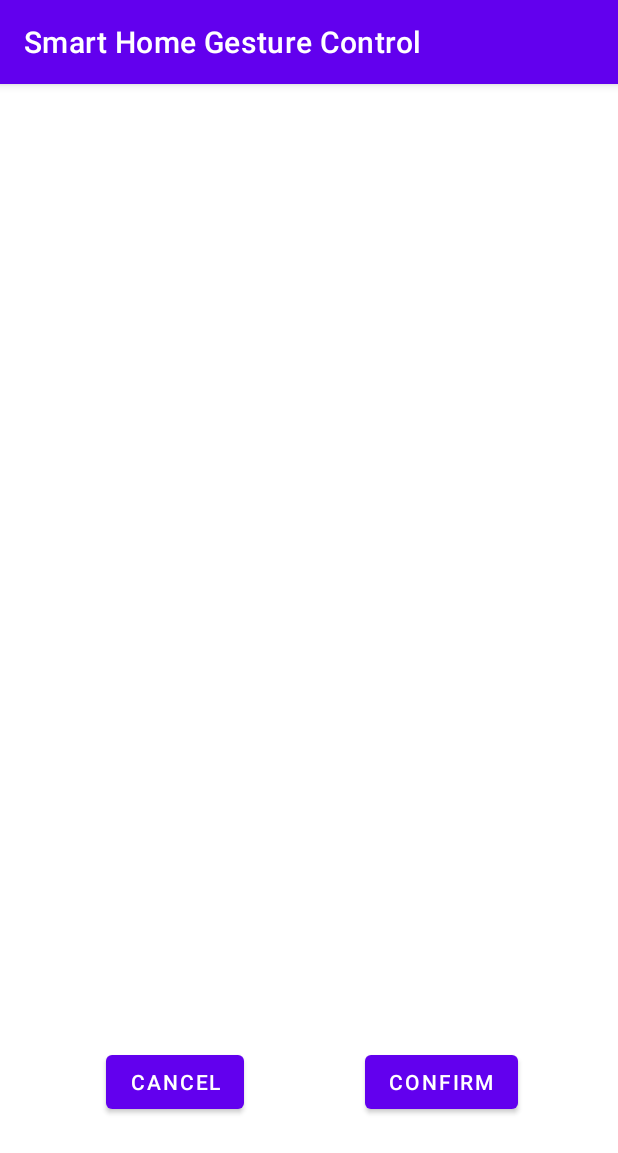
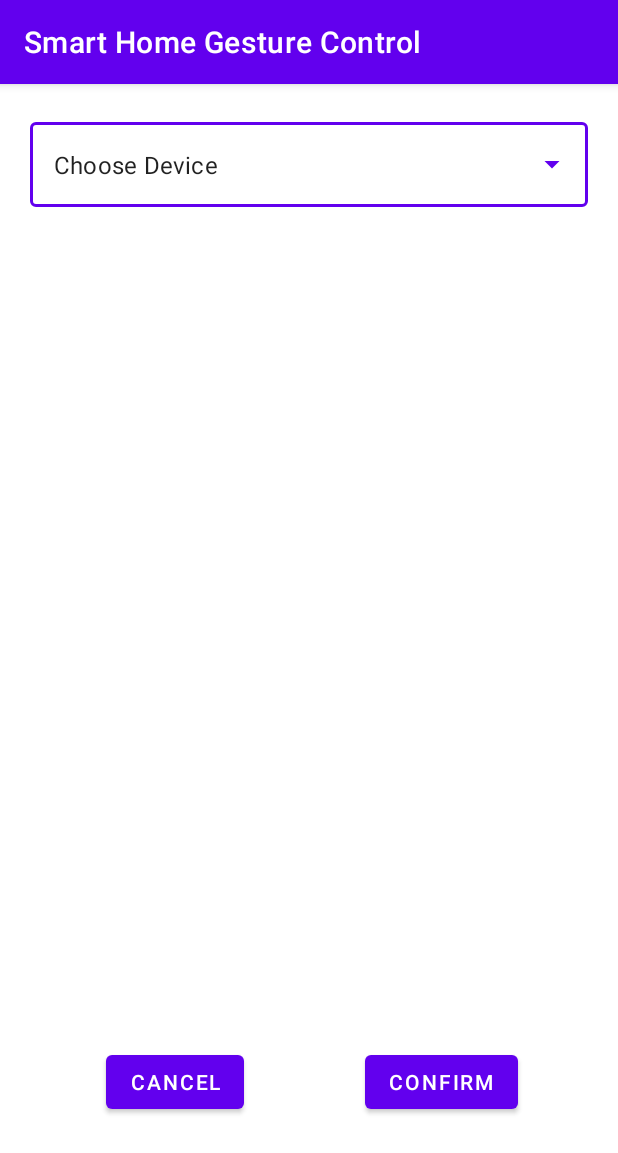
Before and after one commit to karlusrex/smart-home-gesture-system, an Android app: the AddGesture screen opened directly, with no data from a screen before it, on a phone screen of 412 x 824 dp. Shown: the top 1153 px of the screen. Run offline under Robolectric (Android 15) with nearby library versions, the phone set to English and light mode, and no system bars.

Commit message:
Adding dropdown menu select device/sensor
Drop down select for AddGesture.java, displays data from string-array in strings.xml - Trying with hardcoding right now to get it to work with two drop down menus and after that implementing a dynamic way of fetching sensors and actuators data.

```diff
--- a/Android/app/src/main/java/com/smarthome/gesturecontrol/AddGesture.java
+++ b/Android/app/src/main/java/com/smarthome/gesturecontrol/AddGesture.java
@@ -2,7 +2,10 @@ package com.smarthome.gesturecontrol;
 
 import android.content.Intent;
 import android.view.View;
+import android.widget.ArrayAdapter;
+import android.widget.AutoCompleteTextView;
 import android.widget.Button;
+import android.widget.ListView;
 import androidx.appcompat.app.AppCompatActivity;
 import android.os.Bundle;
 
@@ -10,6 +13,8 @@ public class AddGesture extends AppCompatActivity {
 
     Button buttonCancel;
     Button buttonConfirm;
+
+    ListView simpleListView;
 
     @Override
     protected void onCreate(Bundle savedInstanceState) {
@@ -25,6 +30,10 @@ public class AddGesture extends AppCompatActivity {
                 openGestureActivity(MainActivity.class);
             }
         });
+
+        ArrayAdapter arrayAdapter = new ArrayAdapter(this, R.layout.dropdown_item, getResources().getStringArray(R.array.devices));
+        AutoCompleteTextView autoCompleteTextView = (AutoCompleteTextView) findViewById(R.id.autoCompleteTextView);
+        autoCompleteTextView.setAdapter(arrayAdapter);
     }
 
     public void openGestureActivity(Class gesture) {
--- a/Android/app/src/main/res/layout/activity_add_gesture.xml
+++ b/Android/app/src/main/res/layout/activity_add_gesture.xml
@@ -1,11 +1,33 @@
 <?xml version="1.0" encoding="utf-8"?>
 <androidx.constraintlayout.widget.ConstraintLayout
         xmlns:android="http://schemas.android.com/apk/res/android"
+        xmlns:app="http://schemas.android.com/apk/res-auto"
         xmlns:tools="http://schemas.android.com/tools"
-        xmlns:app="http://schemas.android.com/apk/res-auto"
         android:layout_width="match_parent"
         android:layout_height="match_parent"
-        tools:context=".EditGesture">
+        tools:context=".MainActivity">
+    <com.google.android.material.textfield.TextInputLayout
+            style="@style/Widget.MaterialComponents.TextInputLayout.OutlinedBox.ExposedDropdownMenu"
+            android:layout_width="match_parent"
+            android:layout_height="wrap_content"
+            android:layout_margin="20dp"
+            app:layout_constraintLeft_toLeftOf="parent"
+            app:layout_constraintRight_toRightOf="parent"
+            app:layout_constraintTop_toTopOf="parent">
+
+        <!-- Inside text input layout add
+            an auto complete text view
+                and make its input type to none-->
+        <AutoCompleteTextView
+                android:id="@+id/autoCompleteTextView"
+                android:layout_width="match_parent"
+                android:layout_height="match_parent"
+                android:layout_weight="1"
+                android:inputType="none"
+                android:text="Choose Device"
+        />
+
+    </com.google.android.material.textfield.TextInputLayout>
 
     <Button
             android:text="Cancel"
--- a/Android/app/src/main/res/values/strings.xml
+++ b/Android/app/src/main/res/values/strings.xml
@@ -1,3 +1,13 @@
 <resources>
     <string name="app_name">Smart Home Gesture Control</string>
+
+    <string-array name="devices">
+        <item>Actuator 1</item> <!--Test data make this dynamic-->
+        <item>Actuator 2</item>
+    </string-array>
+
+    <string-array name="sensors">
+        <item>Sensor 1</item> <!--Test data make this dynamic-->
+        <item>Sensor 2</item>
+    </string-array>
 </resources>
```
Also changed, not shown: Android/app/src/main/res/layout/dropdown_item.xml (added, +9 -0 lines).
